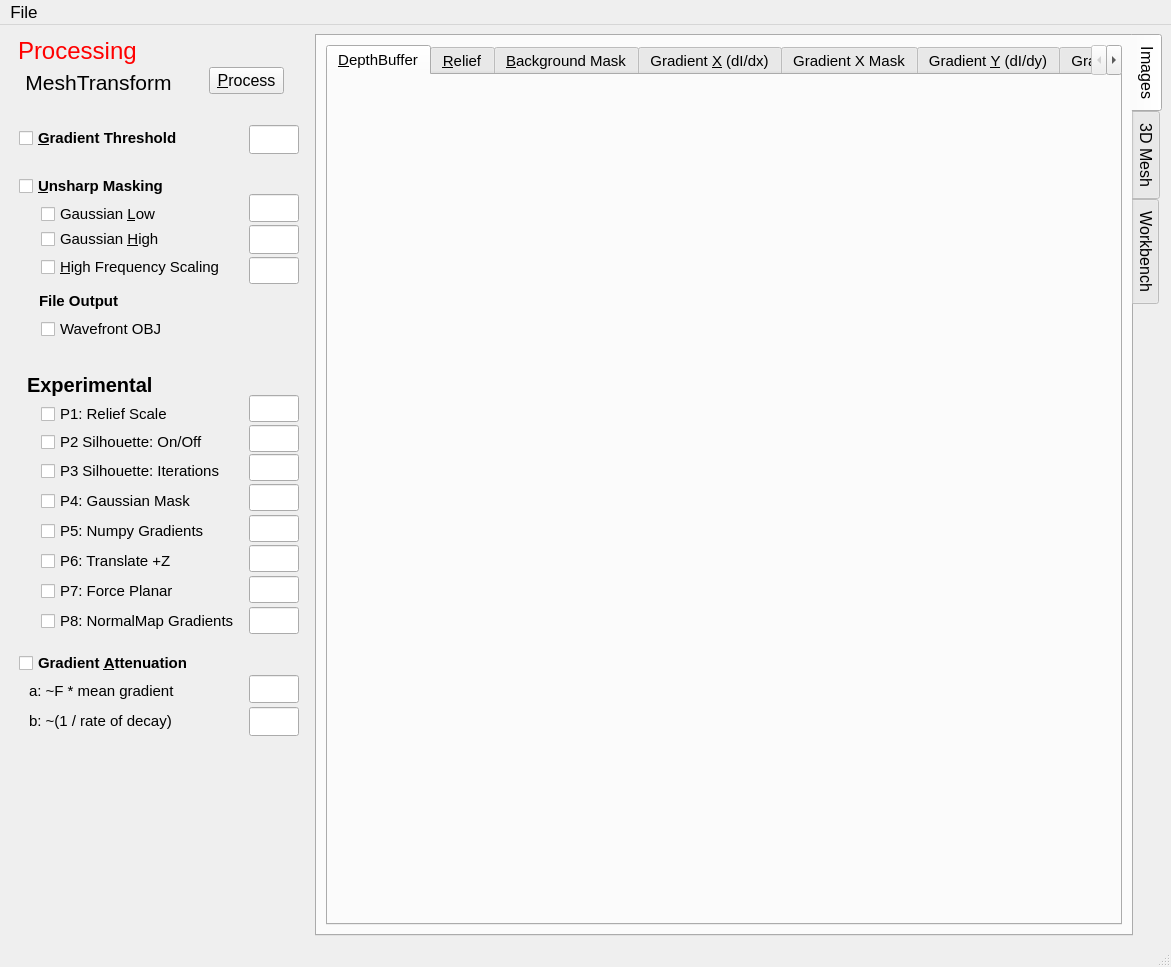
This is Explorer/explorer.ui in steveknipmeyer/ModelRelief as Qt 5 draws it before an edit. The edited form follows.
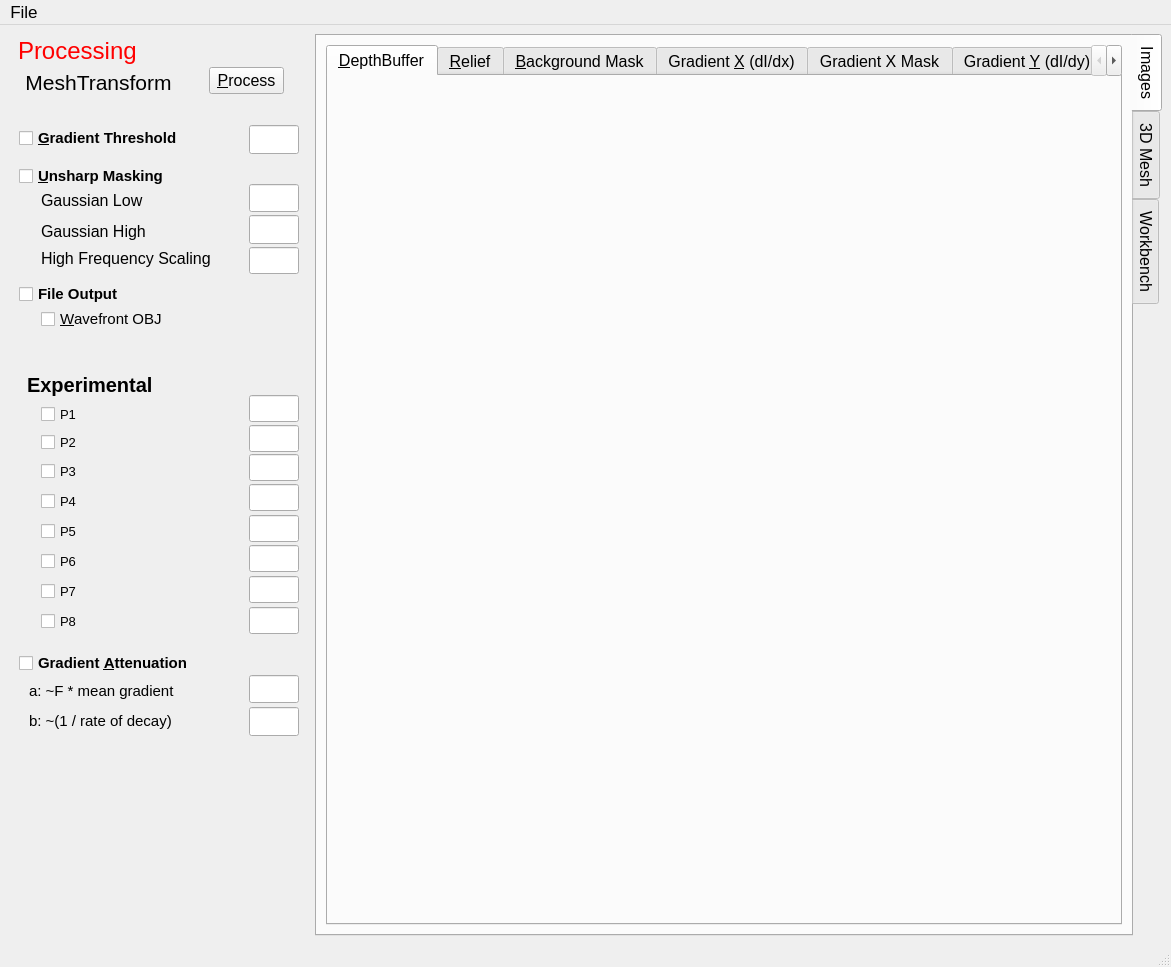
This is the edited form. Icons and pictures are not drawn.

Commit message: Extend Solver.MeshTransform to hold all Solver settings. Move all default (web) initialization into Solver.MeshTranform. Explorer UI initialized from the settings in Solver.MeshTransform.

```diff
--- a/Explorer/explorer.ui
+++ b/Explorer/explorer.ui
@@ -98,7 +98,7 @@
           </property>
           <property name="font">
            <font>
-            <pointsize>11</pointsize>
+            <pointsize>12</pointsize>
            </font>
           </property>
           <property name="focusPolicy">
@@ -398,31 +398,11 @@
         </size>
        </property>
       </widget>
-      <widget class="QCheckBox" name="unsharpGaussianLowCheckBox">
-       <property name="geometry">
-        <rect>
-         <x>32</x>
-         <y>165</y>
-         <width>161</width>
-         <height>24</height>
-        </rect>
-       </property>
-       <property name="font">
-        <font>
-         <pointsize>11</pointsize>
-         <weight>50</weight>
-         <bold>false</bold>
-        </font>
-       </property>
-       <property name="text">
-        <string>Gaussian &amp;Low</string>
-       </property>
-      </widget>
       <widget class="QLineEdit" name="unsharpGaussianLowLineEdit">
        <property name="geometry">
         <rect>
          <x>240</x>
-         <y>157</y>
+         <y>147</y>
          <width>50</width>
          <height>28</height>
         </rect>
@@ -434,31 +414,11 @@
         </size>
        </property>
       </widget>
-      <widget class="QCheckBox" name="unsharpGaussianHighCheckBox">
-       <property name="geometry">
-        <rect>
-         <x>32</x>
-         <y>190</y>
-         <width>171</width>
-         <height>24</height>
-        </rect>
-       </property>
-       <property name="font">
-        <font>
-         <pointsize>11</pointsize>
-         <weight>50</weight>
-         <bold>false</bold>
-        </font>
-       </property>
-       <property name="text">
-        <string>Gaussian &amp;High</string>
-       </property>
-      </widget>
       <widget class="QLineEdit" name="unsharpGaussianHighLineEdit">
        <property name="geometry">
         <rect>
          <x>240</x>
-         <y>188</y>
+         <y>178</y>
          <width>50</width>
          <height>29</height>
         </rect>
@@ -470,31 +430,11 @@
         </size>
        </property>
       </widget>
-      <widget class="QCheckBox" name="unsharpHFScaleCheckBox">
-       <property name="geometry">
-        <rect>
-         <x>32</x>
-         <y>218</y>
-         <width>201</width>
-         <height>24</height>
-        </rect>
-       </property>
-       <property name="font">
-        <font>
-         <pointsize>11</pointsize>
-         <weight>50</weight>
-         <bold>false</bold>
-        </font>
-       </property>
-       <property name="text">
-        <string>&amp;High Frequency Scaling</string>
-       </property>
-      </widget>
       <widget class="QLineEdit" name="unsharpHFScaleLineEdit">
        <property name="geometry">
         <rect>
          <x>240</x>
-         <y>220</y>
+         <y>210</y>
          <width>50</width>
          <height>27</height>
         </rect>
@@ -632,7 +572,7 @@
        <property name="geometry">
         <rect>
          <x>10</x>
-         <y>137</y>
+         <y>127</y>
          <width>177</width>
          <height>24</height>
         </rect>
@@ -660,13 +600,13 @@
        <property name="font">
         <font>
          <family>MS Shell Dlg 2</family>
-         <pointsize>11</pointsize>
+         <pointsize>10</pointsize>
          <weight>50</weight>
          <bold>false</bold>
         </font>
        </property>
        <property name="text">
-        <string>P1: Relief Scale</string>
+        <string>P1</string>
        </property>
       </widget>
       <widget class="QCheckBox" name="p2CheckBox">
@@ -680,13 +620,13 @@
        </property>
        <property name="font">
         <font>
-         <pointsize>11</pointsize>
+         <pointsize>10</pointsize>
          <weight>50</weight>
          <bold>false</bold>
         </font>
        </property>
        <property name="text">
-        <string>P2 Silhouette: On/Off</string>
+        <string>P2</string>
        </property>
       </widget>
       <widget class="QLabel" name="labelExperimental">
@@ -768,13 +708,13 @@
        </property>
        <property name="font">
         <font>
-         <pointsize>11</pointsize>
+         <pointsize>10</pointsize>
          <weight>50</weight>
          <bold>false</bold>
         </font>
        </property>
        <property name="text">
-        <string>P3 Silhouette: Iterations</string>
+        <string>P3</string>
        </property>
       </widget>
       <widget class="QLineEdit" name="p4LineEdit">
@@ -804,13 +744,13 @@
        </property>
        <property name="font">
         <font>
-         <pointsize>11</pointsize>
+         <pointsize>10</pointsize>
          <weight>50</weight>
          <bold>false</bold>
         </font>
        </property>
        <property name="text">
-        <string>P4: Gaussian Mask</string>
+        <string>P4</string>
        </property>
       </widget>
       <widget class="QLineEdit" name="p6LineEdit">
@@ -840,13 +780,13 @@
        </property>
        <property name="font">
         <font>
-         <pointsize>11</pointsize>
+         <pointsize>10</pointsize>
          <weight>50</weight>
          <bold>false</bold>
         </font>
        </property>
        <property name="text">
-        <string>P5: Numpy Gradients</string>
+        <string>P5</string>
        </property>
       </widget>
       <widget class="QLineEdit" name="p7LineEdit">
@@ -876,13 +816,13 @@
        </property>
        <property name="font">
         <font>
-         <pointsize>11</pointsize>
+         <pointsize>10</pointsize>
          <weight>50</weight>
          <bold>false</bold>
         </font>
        </property>
        <property name="text">
-        <string>P6: Translate +Z</string>
+        <string>P6</string>
        </property>
       </widget>
       <widget class="QLineEdit" name="p8LineEdit">
@@ -912,13 +852,13 @@
        </property>
        <property name="font">
         <font>
-         <pointsize>11</pointsize>
+         <pointsize>10</pointsize>
          <weight>50</weight>
          <bold>false</bold>
         </font>
        </property>
        <property name="text">
-        <string>P7: Force Planar</string>
+        <string>P7</string>
        </property>
       </widget>
       <widget class="QCheckBox" name="p8CheckBox">
@@ -932,13 +872,13 @@
        </property>
        <property name="font">
         <font>
-         <pointsize>11</pointsize>
+         <pointsize>10</pointsize>
          <weight>50</weight>
          <bold>false</bold>
         </font>
        </property>
        <property name="text">
-        <string>P8: NormalMap Gradients</string>
+        <string>P8</string>
        </property>
       </widget>
       <widget class="QLineEdit" name="p5LineEdit">
@@ -970,31 +910,11 @@
         <string>&lt;html&gt;&lt;head/&gt;&lt;body&gt;&lt;p&gt;&lt;span style=&quot; font-size:18pt; color:#ff0000;&quot;&gt;Processing&lt;/span&gt;&lt;/p&gt;&lt;/body&gt;&lt;/html&gt;</string>
        </property>
       </widget>
-      <widget class="QLabel" name="labelFileOutput">
-       <property name="geometry">
-        <rect>
-         <x>30</x>
-         <y>252</y>
-         <width>168</width>
-         <height>25</height>
-        </rect>
-       </property>
-       <property name="font">
-        <font>
-         <pointsize>11</pointsize>
-         <weight>75</weight>
-         <bold>true</bold>
-        </font>
-       </property>
-       <property name="text">
-        <string>&lt;html&gt;&lt;head/&gt;&lt;body&gt;&lt;p&gt;File Output&lt;/p&gt;&lt;/body&gt;&lt;/html&gt;</string>
-       </property>
-      </widget>
       <widget class="QCheckBox" name="fileOBJCheckBox">
        <property name="geometry">
         <rect>
          <x>32</x>
-         <y>280</y>
+         <y>270</y>
          <width>165</width>
          <height>24</height>
         </rect>
@@ -1007,7 +927,72 @@
         </font>
        </property>
        <property name="text">
-        <string>Wavefront OBJ</string>
+        <string>&amp;Wavefront OBJ</string>
+       </property>
+      </widget>
+      <widget class="QLabel" name="labelGaussianLow">
+       <property name="geometry">
+        <rect>
+         <x>32</x>
+         <y>155</y>
+         <width>131</width>
+         <height>16</height>
+        </rect>
+       </property>
+       <property name="text">
+        <string>Gaussian Low</string>
+       </property>
+      </widget>
+      <widget class="QLabel" name="labelGaussianHigh">
+       <property name="geometry">
+        <rect>
+         <x>32</x>
+         <y>185</y>
+         <width>131</width>
+         <height>18</height>
+        </rect>
+       </property>
+       <property name="text">
+        <string>Gaussian High</string>
+       </property>
+      </widget>
+      <widget class="QLabel" name="labelHighFrequencyScaling">
+       <property name="geometry">
+        <rect>
+         <x>32</x>
+         <y>212</y>
+         <width>201</width>
+         <height>18</height>
+        </rect>
+       </property>
+       <property name="sizePolicy">
+        <sizepolicy hsizetype="Preferred" vsizetype="Preferred">
+         <horstretch>0</horstretch>
+         <verstretch>0</verstretch>
+        </sizepolicy>
+       </property>
+       <property name="text">
+        <string>High Frequency Scaling</string>
+       </property>
+      </widget>
+      <widget class="QCheckBox" name="fileOutputCheckbox">
+       <property name="geometry">
+        <rect>
+         <x>10</x>
+         <y>245</y>
+         <width>177</width>
+         <height>24</height>
+        </rect>
+       </property>
+       <property name="font">
+        <font>
+         <pointsize>11</pointsize>
+         <weight>75</weight>
+         <bold>true</bold>
+        </font>
+       </property>
+       <property name="text">
+        <string>File Output</string>
        </property>
       </widget>
      </widget>
```
Left out of the diff: 25 changed lines with no effect on the pictures. The commit also changes 9 other files.
